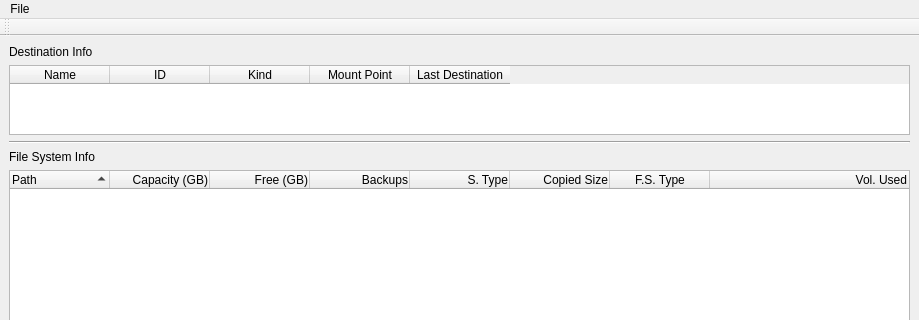
Before: the Qt Designer form mainwindow.ui in louis-langholtz/time-machine-helper, drawn with Qt 5; both pictures show x 0 to 919 and y 0 to 320 of the 919 by 600 pixel window.
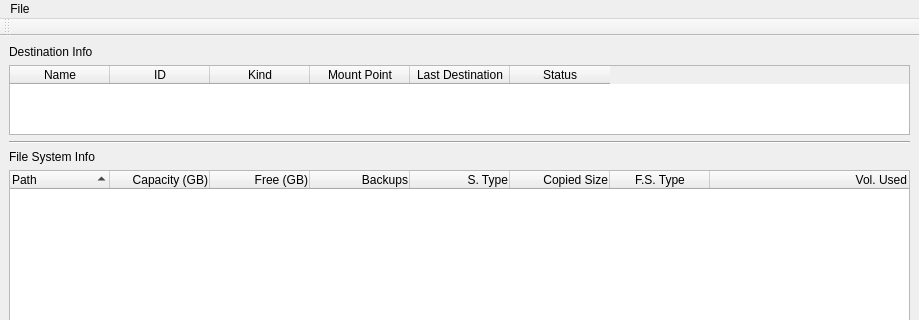
After: the same form once the commit is applied. Custom widgets are drawn as their Qt base class.

```diff
--- a/mainwindow.ui
+++ b/mainwindow.ui
@@ -75,6 +75,11 @@
           <string>Last Destination</string>
          </property>
         </column>
+        <column>
+         <property name="text">
+          <string>Status</string>
+         </property>
+        </column>
        </widget>
       </item>
       <item>
```
